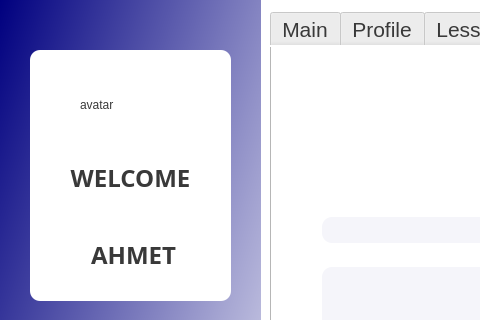
Old version of the form Student_UI/Student_Ui.ui in the repository Melike17/school_update; both pictures show x 0 to 480 and y 0 to 320 of the 1150 by 800 pixel window.
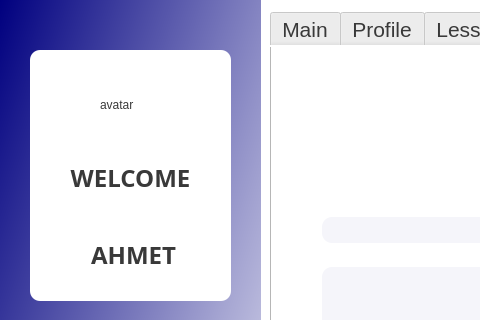
New version of the form. Icons and pictures are not drawn.

```diff
--- a/Student_UI/Student_Ui.ui
+++ b/Student_UI/Student_Ui.ui
@@ -1401,9 +1401,9 @@
    <widget class="QLabel" name="user_avatar">
     <property name="geometry">
      <rect>
-      <x>80</x>
+      <x>100</x>
       <y>80</y>
-      <width>101</width>
+      <width>71</width>
       <height>50</height>
      </rect>
     </property>
```
